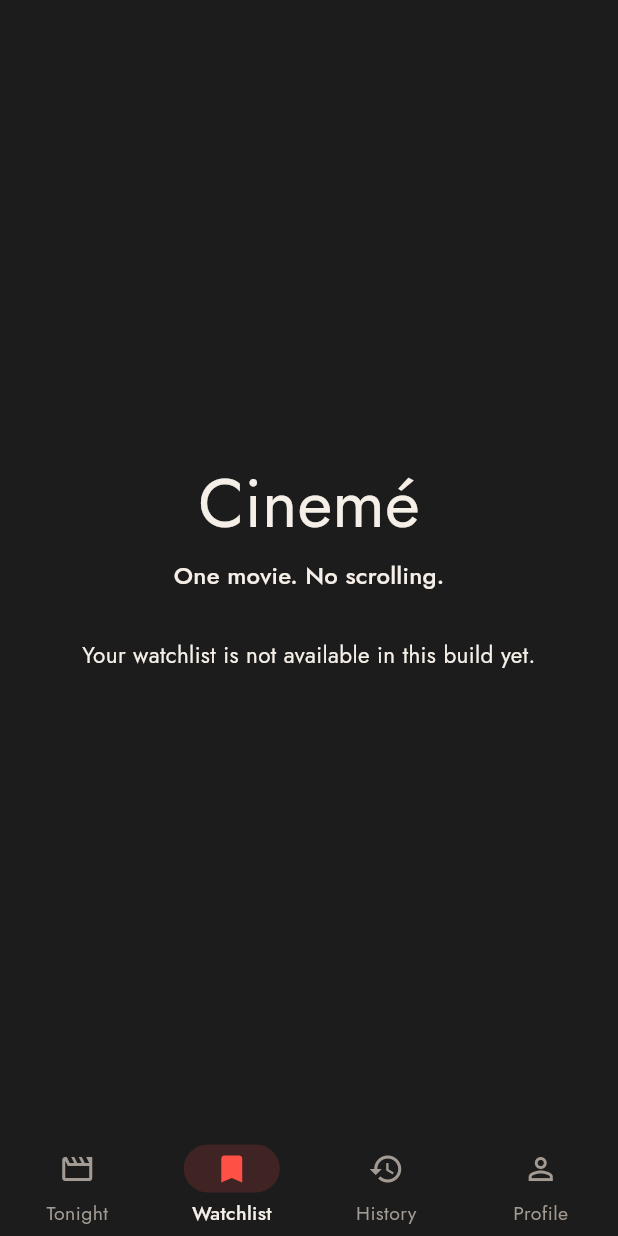
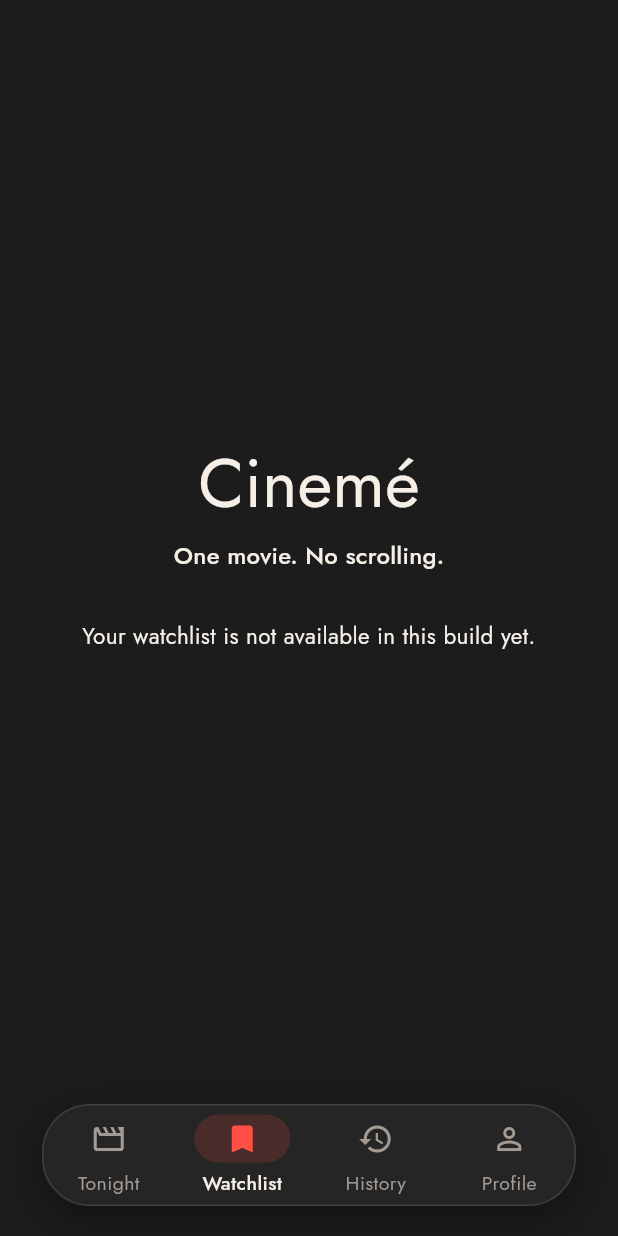
Before and after one commit to shewfx/Cineme, a Flutter app: the WatchlistPage screen opened by its route, on a phone screen of 412 x 824 dp. Run offline on Flutter 3.47's test engine with Material 3 defaults, Android fonts, the phone set to English and light mode, and no system bars; our stand-ins replace dio, flutter_riverpod, flutter_secure_storage, go_router, shared_preferences, supabase_flutter; accounts and stored records are empty.

Commit message:
Floating nav, on-demand reasons, attribution info, desktop hero cap, iPhone touch fix
- Viewport: index.html declared the full-screen cover fit; Flutter web rewrites
  the tag at startup (and never reads iOS safe-area insets), so iOS changed the
  viewport after the first measurement without a resize and touch coordinates
  were offset until a resize. The page now declares the engine's tag; the web
  bundle check keeps it that way.
- Bottom navigation is a floating pill (28 px sides, 20 px above the bottom),
  placed with real layout; bottom sheets open over it (root navigator).
- Tonight card no longer shows reason sentences (Why this film? only); the
  JustWatch line becomes an info icon next to Where to watch.
- Hero stops at 530 px on a tall desktop window; it ends on a whole pixel so
  no faint seam line shows. The opening screen is scroll-safe at 200% text.

Co-Authored-By: Claude Sonnet 5.5 <noreply@anthropic.com>

```diff
--- a/frontend/lib/core/widgets/selector_field.dart
+++ b/frontend/lib/core/widgets/selector_field.dart
@@ -76,6 +76,7 @@ Future<(T?,)?> showOptionSheet<T>(
   required T? selected,
 }) => showModalBottomSheet<(T?,)>(
   context: context,
+  useRootNavigator: true,
   isScrollControlled: true,
   backgroundColor: AppColors.surface,
   showDragHandle: true,
--- a/frontend/lib/features/today/presentation/feedback_sheets.dart
+++ b/frontend/lib/features/today/presentation/feedback_sheets.dart
@@ -40,6 +40,7 @@ Future<RejectRequest?> showRejectSheet(
   required int rejectionCount,
 }) => showModalBottomSheet<RejectRequest>(
   context: context,
+  useRootNavigator: true,
   isScrollControlled: true,
   backgroundColor: AppColors.surface,
   showDragHandle: true,
@@ -245,6 +246,7 @@ Future<(bool, Rating?)?> showMarkWatchedSheet(
   Movie movie,
 ) => showModalBottomSheet<(bool, Rating?)>(
   context: context,
+  useRootNavigator: true,
   isScrollControlled: true,
   backgroundColor: AppColors.surface,
   showDragHandle: true,
--- a/frontend/lib/features/today/presentation/why_sheet.dart
+++ b/frontend/lib/features/today/presentation/why_sheet.dart
@@ -21,6 +21,7 @@ const _components = [
 Future<void> showWhySheet(BuildContext context, Recommendation r) =>
     showModalBottomSheet<void>(
       context: context,
+      useRootNavigator: true,
       isScrollControlled: true,
       backgroundColor: AppColors.surface,
       showDragHandle: true,
--- a/frontend/lib/features/watchlist/presentation/watchlist_page.dart
+++ b/frontend/lib/features/watchlist/presentation/watchlist_page.dart
@@ -225,6 +225,7 @@ class _PosterTile extends ConsumerWidget {
   Future<void> _actions(BuildContext context, WidgetRef ref) async {
     final remove = await showModalBottomSheet<bool>(
       context: context,
+      useRootNavigator: true,
       backgroundColor: AppColors.surface,
       showDragHandle: true,
       builder: (sheet) => SafeArea(
--- a/frontend/lib/routing/app_router.dart
+++ b/frontend/lib/routing/app_router.dart
@@ -86,17 +86,50 @@ class _AppShell extends StatelessWidget {
 
   @override
   Widget build(BuildContext context) {
+    // A floating pill, positioned with real layout (padding and the safe area),
+    // never a paint-only translation: what you see is what you touch.
+    final base = Theme.of(context).navigationBarTheme;
     return Scaffold(
       body: shell,
-      bottomNavigationBar: DecoratedBox(
-        decoration: const BoxDecoration(
-          border: Border(top: BorderSide(color: AppColors.border)),
+      bottomNavigationBar: SafeArea(
+        top: false,
+        child: Padding(
+          padding: const EdgeInsets.fromLTRB(28, 6, 28, 20),
+          child: DecoratedBox(
+            key: const ValueKey('floating-nav'),
+            decoration: BoxDecoration(
+              color: AppColors.surface,
+              borderRadius: BorderRadius.circular(32),
+              border: Border.all(color: AppColors.border),
+              boxShadow: const [
+                BoxShadow(
+                  color: Color(0x66000000),
+                  blurRadius: 24,
+                  offset: Offset(0, 8),
+                ),
+              ],
+            ),
+            child: ClipRRect(
+              borderRadius: BorderRadius.circular(32),
+              // The pill is already inside the safe area; the bar must not add
+              // the insets a second time.
+              child: MediaQuery.removePadding(
+                context: context,
+                removeTop: true,
+                removeBottom: true,
+                child: NavigationBarTheme(
+                  data: base.copyWith(
+                    backgroundColor: Colors.transparent,
+                    surfaceTintColor: Colors.transparent,
+                    elevation: 0,
                   ),
                   child: NavigationBar(
                     selectedIndex: shell.currentIndex,
                     // Re-tapping the current tab returns it to its first page.
-          onDestinationSelected: (i) =>
-              shell.goBranch(i, initialLocation: i == shell.currentIndex),
+                    onDestinationSelected: (i) => shell.goBranch(
+                      i,
+                      initialLocation: i == shell.currentIndex,
+                    ),
                     destinations: const [
                       NavigationDestination(
                         icon: Icon(Icons.movie_outlined),
@@ -108,7 +141,10 @@ class _AppShell extends StatelessWidget {
                         selectedIcon: Icon(Icons.bookmark),
                         label: 'Watchlist',
                       ),
-            NavigationDestination(icon: Icon(Icons.history), label: 'History'),
+                      NavigationDestination(
+                        icon: Icon(Icons.history),
+                        label: 'History',
+                      ),
                       NavigationDestination(
                         icon: Icon(Icons.person_outline),
                         selectedIcon: Icon(Icons.person),
@@ -117,6 +153,11 @@ class _AppShell extends StatelessWidget {
                     ],
                   ),
                 ),
+              ),
+            ),
+          ),
+        ),
+      ),
     );
   }
 }
```
Also changed, not shown: frontend/lib/core/widgets/app_canvas.dart (+13 -1 lines), frontend/lib/features/today/presentation/availability_section.dart (+58 -9 lines), frontend/lib/features/today/presentation/recommendation_view.dart (+24 -30 lines), frontend/lib/features/today/presentation/today_intro.dart (+6 -1 lines), 12 other files. Lines whose indentation alone changed are shown as unchanged.
